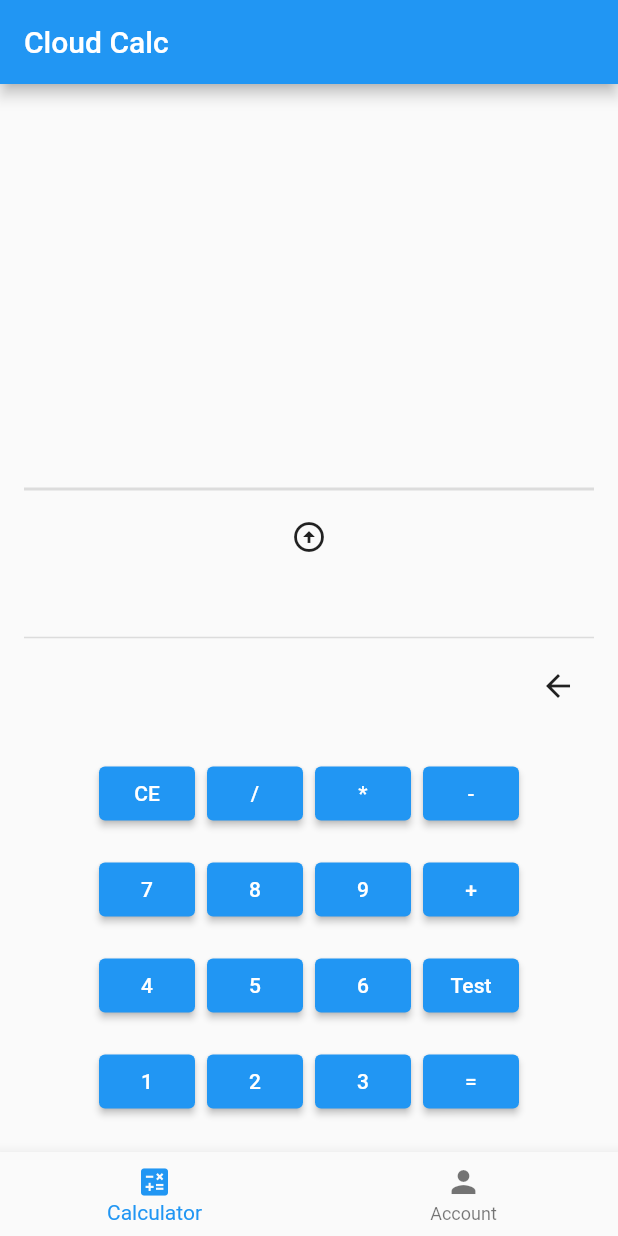
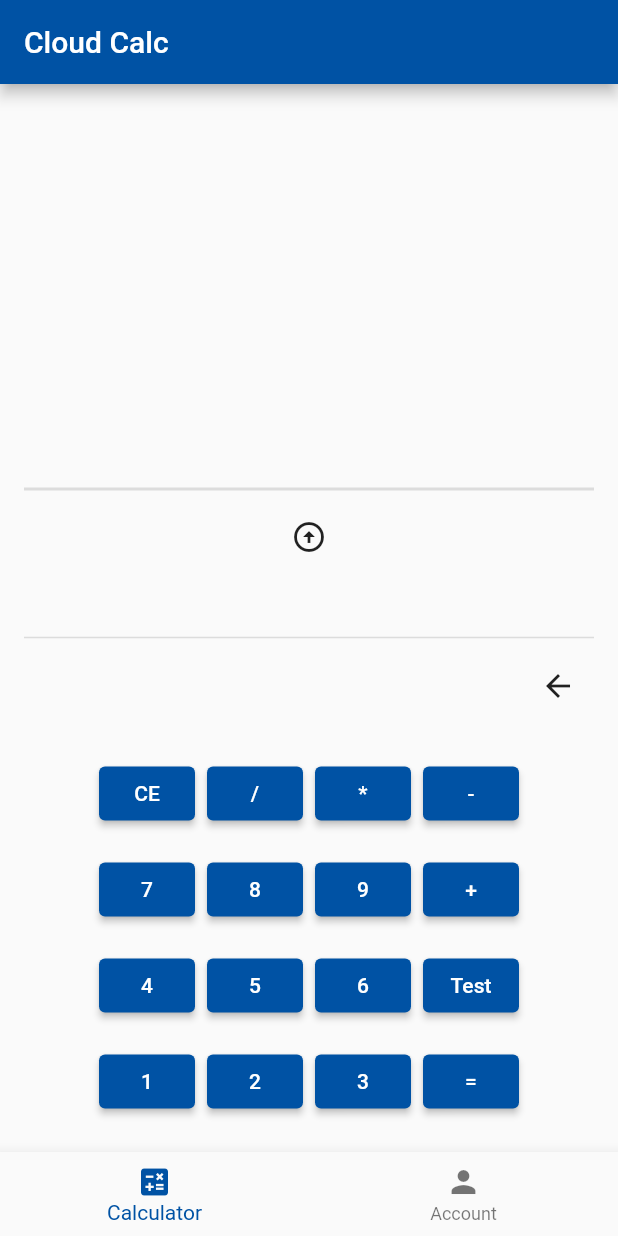
Before and after one commit to AbrahamHidy/CloudCalc, a Flutter app: the screen it shows after launch, on a phone screen of 412 x 824 dp. Run offline on Flutter 3.47's test engine with Material 2 defaults, Android fonts, the phone set to English and light mode, and no system bars; drawn by our look-alikes of auto_size_text; missing offline and left inert: function_tree.

Commit message:
fix list order and change color

```diff
--- a/lib/main.dart
+++ b/lib/main.dart
@@ -14,7 +14,10 @@ class MyApp extends StatelessWidget {
     return MaterialApp(
       title: 'Cloud Calc',
       theme: ThemeData(
-        primarySwatch: Colors.blue,
+        colorScheme: ColorScheme.fromSwatch().copyWith(
+          primary: const Color.fromARGB(255, 0, 82, 164),
+          secondary: const Color.fromARGB(255, 77, 255, 61),
+        ),
       ),
       home: const MyHomePage(title: 'Cloud Calc'),
     );
@@ -61,10 +64,13 @@ class _MyHomePageState extends State<MyHomePage> {
   void saveCurrentCalculation() {
     if (_currentCalculation.getResult().isNotEmpty) {
       setState(() {
-        _sessionCalculations.add(Calculation(
-          _currentCalculation.getResult(),
-          _currentCalculation.getExpression(),
-        ));
+        _sessionCalculations.insert(
+          0,
+          Calculation(
+            _currentCalculation.getResult(),
+            _currentCalculation.getExpression(),
+          ),
+        );
 
         _currentCalculation = Calculation("", "");
       });
```
Also changed, not shown: 2 other files.
